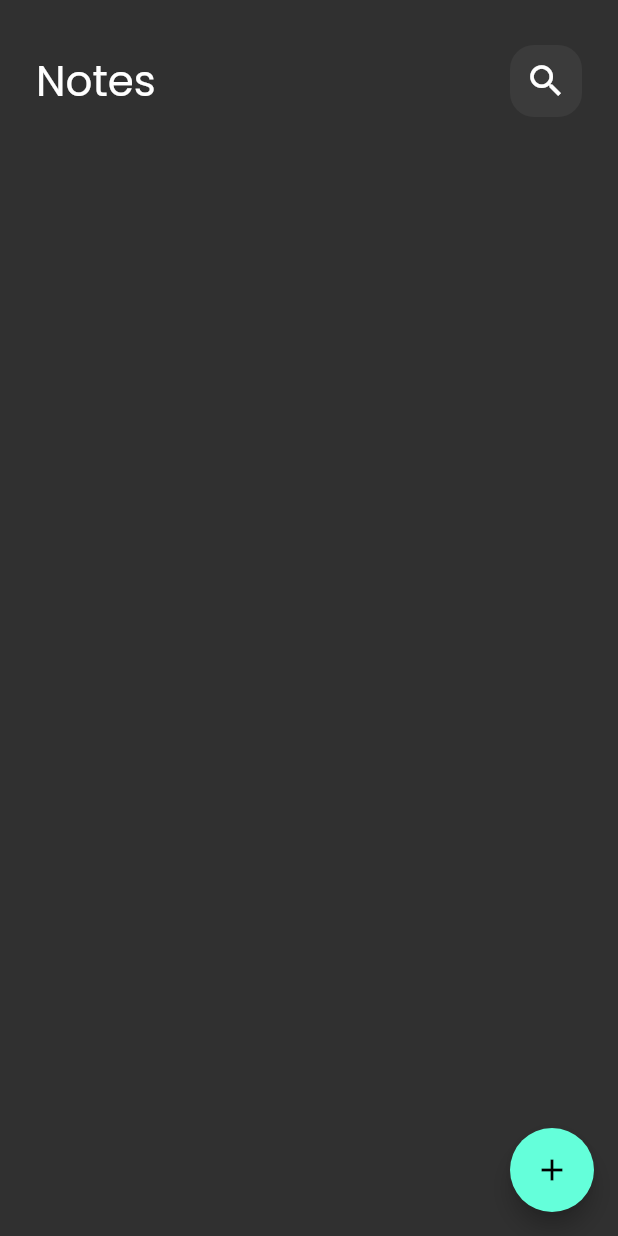
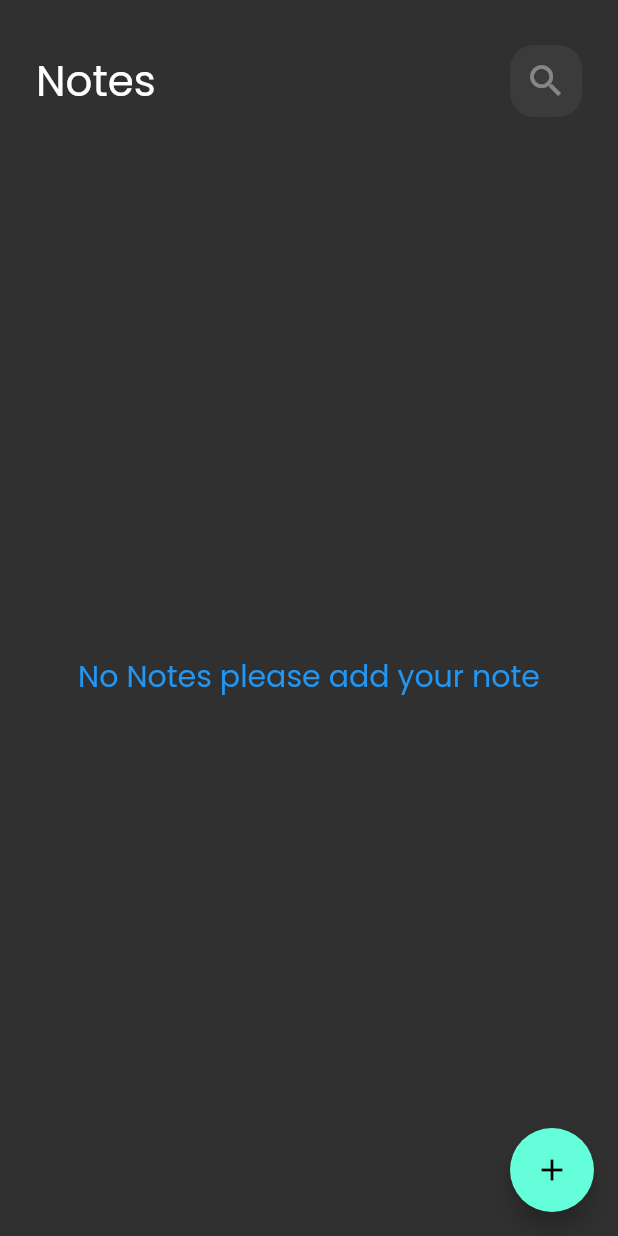
Before and after one commit to mahmoudrhamza20/notes_app, a Flutter app: the screen it shows after launch, on a phone screen of 412 x 824 dp. Run offline on Flutter 3.47's test engine with Material 2 defaults, Android fonts, the phone set to English and light mode, and no system bars; our stand-ins replace bloc, flutter_bloc, hive, hive_flutter; accounts and stored records are empty.

Commit message:
edit note done

```diff
--- a/lib/models/note_model.dart
+++ b/lib/models/note_model.dart
@@ -4,13 +4,13 @@ part 'note_model.g.dart';  //  in terminal to generate type adapter =>  flutter
 @HiveType(typeId: 0)
 class NoteModel extends HiveObject {
   @HiveField(0)
-  final String title;
+   String title;
   @HiveField(1)
-  final String subTitle;
+   String subTitle;
   @HiveField(2)
   final String date;
   @HiveField(3)
-  final int color;
+   int color;
 
   NoteModel({
       required this.title,
--- a/lib/views/edite_note_view.dart
+++ b/lib/views/edite_note_view.dart
@@ -1,10 +1,11 @@
 import 'package:flutter/material.dart';
+import 'package:notes_app/models/note_model.dart';
 import 'widgets/edit_note_view_body.dart';
 class EditNoteView extends StatelessWidget {
-  const EditNoteView({Key? key}) : super(key: key);
-
+  const EditNoteView({Key? key, required this.note}) : super(key: key);
+final NoteModel note ;
   @override
   Widget build(BuildContext context) {
-    return const EditNoteViewBody();
+    return  EditNoteViewBody(note: note,);
   }
 }
--- a/lib/views/widgets/custom_app_bar.dart
+++ b/lib/views/widgets/custom_app_bar.dart
@@ -1,19 +1,30 @@
-
 import 'package:flutter/material.dart';
 
 import 'custom_search_icon.dart';
 
 class CustomAppBar extends StatelessWidget {
-  const CustomAppBar({Key? key, required this.tittle, required this.icon}) : super(key: key);
-final String tittle ;
-final IconData icon ;
+  const CustomAppBar(
+      {Key? key, required this.tittle, required this.icon, this.onPressed})
+      : super(key: key);
+  final String tittle;
+
+  final IconData icon;
+
+  final void Function()? onPressed;
+
   @override
   Widget build(BuildContext context) {
     return Row(
-      children:   [
-        Text(tittle,style: const TextStyle(fontSize: 28),),
+      children: [
+        Text(
+          tittle,
+          style: const TextStyle(fontSize: 28),
+        ),
         const Spacer(),
-         CustomSearchIcon(icon: icon),
+        CustomSearchIcon(
+          icon: icon,
+          onPressed: onPressed,
+        ),
       ],
     );
   }
--- a/lib/views/widgets/custom_item_list_view.dart
+++ b/lib/views/widgets/custom_item_list_view.dart
@@ -5,22 +5,32 @@ import '../../models/note_model.dart';
 import 'custom_note_item.dart';
 
 class CustomNotesListView extends StatelessWidget {
-  const CustomNotesListView({Key? key,}) : super(key: key);
+  const CustomNotesListView({
+    Key? key,
+  }) : super(key: key);
 
   @override
   Widget build(BuildContext context) {
     return BlocBuilder<NoteCubit, NoteState>(
       builder: (context, state) {
-        List<NoteModel> notes= NoteCubit.get(context).notes!;
-        return Padding(
+        List<NoteModel> notes = NoteCubit.get(context).notes!;
+        return notes.isEmpty
+            ? const Center(
+                child: Text(
+                'No Notes please add your note',
+                style: TextStyle(color: Colors.blue,fontSize: 20),
+              ))
+            : Padding(
                 padding: const EdgeInsets.symmetric(vertical: 16),
                 child: ListView.builder(
                   itemCount: notes.length,
                   padding: EdgeInsets.zero,
                   itemBuilder: (context, index) {
-              return  Padding(
+                    return Padding(
                       padding: const EdgeInsets.symmetric(vertical: 4),
-                child: CustomNoteItem(note: notes[index],),
+                      child: CustomNoteItem(
+                        note: notes[index],
+                      ),
                     );
                   },
                 ),
--- a/lib/views/widgets/custom_note_item.dart
+++ b/lib/views/widgets/custom_note_item.dart
@@ -14,7 +14,7 @@ class CustomNoteItem extends StatelessWidget {
         Navigator.push(
             context,
             MaterialPageRoute(
-              builder: (context) => const EditNoteViewBody(),
+              builder: (context) =>  EditNoteViewBody(note: note,),
             ));
       },
       child: Container(
--- a/lib/views/widgets/custom_search_icon.dart
+++ b/lib/views/widgets/custom_search_icon.dart
@@ -1,9 +1,14 @@
 import 'package:flutter/material.dart';
 
 class CustomSearchIcon extends StatelessWidget {
-  const CustomSearchIcon({Key? key, required this.icon,}) : super(key: key);
+  const CustomSearchIcon({
+    Key? key,
+    required this.icon,
+    this.onPressed,
+  }) : super(key: key);
 
   final IconData icon;
+  final void Function()? onPressed;
 
   @override
   Widget build(BuildContext context) {
@@ -13,7 +18,10 @@ class CustomSearchIcon extends StatelessWidget {
       decoration: BoxDecoration(
           color: Colors.white.withOpacity(0.05),
           borderRadius: BorderRadius.circular(16)),
-      child: Icon(icon, size: 28),
+      child: IconButton(
+        icon: Icon(icon, size: 28),
+        onPressed: onPressed,
+      ),
     );
   }
 }
--- a/lib/views/widgets/custom_text_field.dart
+++ b/lib/views/widgets/custom_text_field.dart
@@ -3,15 +3,17 @@ import 'package:flutter/material.dart';
 import '../../constants.dart';
 
 class CustomTextField extends StatelessWidget {
-  const CustomTextField({Key? key, required this.hint, this.maxLines = 1,this.onSave}) : super(key: key);
+  const CustomTextField({Key? key, required this.hint, this.maxLines = 1,this.onSave, this.onChanged}) : super(key: key);
 
   final String hint;
   final int maxLines;
   final void Function(String?)? onSave ;
+  final Function(String)? onChanged ;
   @override
   Widget build(BuildContext context) {
     return TextFormField(
       onSaved: onSave,
+      onChanged:onChanged ,
       maxLines: maxLines,
       validator: (value){
         if(value?.isEmpty ?? true){
```
Also changed, not shown: lib/views/widgets/edit_note_view_body.dart (+53 -17 lines). Lines whose indentation alone changed are shown as unchanged.
